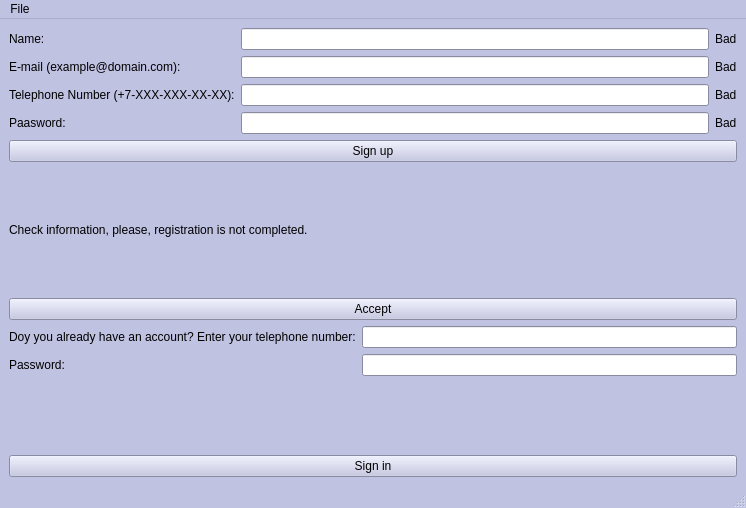
mainex/btimetable-booking, file Booking/mainwindow.ui: the form before one commit.
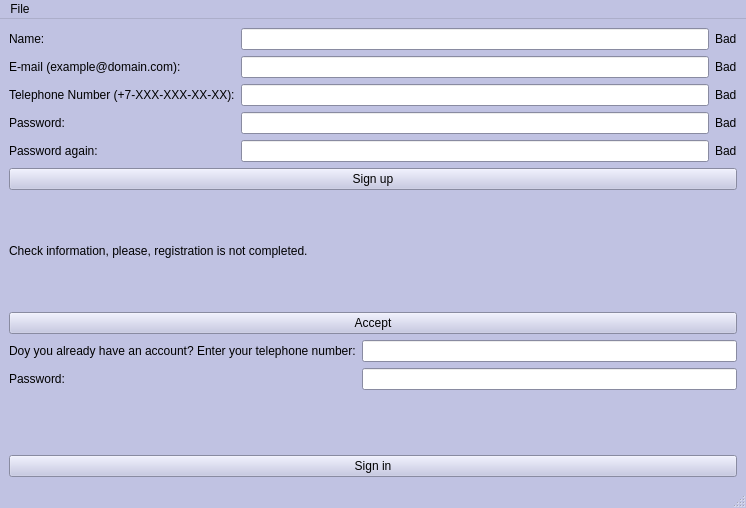
The form after the commit.

Commit message: checking password

Patch:
```diff
--- a/Booking/mainwindow.ui
+++ b/Booking/mainwindow.ui
@@ -489,20 +489,6 @@
           </property>
          </widget>
         </item>
-        <item row="2" column="0">
-         <widget class="QLabel" name="enterTelephoneLabel">
-          <property name="text">
-           <string>Telephone Number (+7-XXX-XXX-XX-XX):</string>
-          </property>
-         </widget>
-        </item>
-        <item row="3" column="0">
-         <widget class="QLabel" name="enterPasswordLabel">
-          <property name="text">
-           <string>Paasword:</string>
-          </property>
-         </widget>
-        </item>
         <item row="1" column="1">
          <layout class="QHBoxLayout" name="horizontalLayout_7">
           <item>
@@ -521,6 +507,13 @@
           </item>
          </layout>
         </item>
+        <item row="2" column="0">
+         <widget class="QLabel" name="enterTelephoneLabel">
+          <property name="text">
+           <string>Telephone Number (+7-XXX-XXX-XX-XX):</string>
+          </property>
+         </widget>
+        </item>
         <item row="2" column="1">
          <layout class="QHBoxLayout" name="horizontalLayout_8">
           <item>
@@ -539,6 +532,13 @@
           </item>
          </layout>
         </item>
+        <item row="3" column="0">
+         <widget class="QLabel" name="enterPasswordLabel">
+          <property name="text">
+           <string>Password:</string>
+          </property>
+         </widget>
+        </item>
         <item row="3" column="1">
          <layout class="QHBoxLayout" name="horizontalLayout_9">
           <item>
@@ -553,6 +553,27 @@
           </item>
          </layout>
         </item>
+        <item row="4" column="0">
+         <widget class="QLabel" name="enterPasswordAgainLabel">
+          <property name="text">
+           <string>Password again:</string>
+          </property>
+         </widget>
+        </item>
+        <item row="4" column="1">
+         <layout class="QHBoxLayout" name="horizontalLayout_2">
+          <item>
+           <widget class="QLineEdit" name="enterPasswordAgainLineEdit"/>
+          </item>
+          <item>
+           <widget class="QLabel" name="isPasswordAgainOkLabel">
+            <property name="text">
+             <string>Bad</string>
+            </property>
+           </widget>
+          </item>
+         </layout>
+        </item>
        </layout>
       </item>
       <item>
@@ -598,7 +619,7 @@
        </widget>
       </item>
       <item row="1" column="1">
-       <widget class="QLineEdit" name="enterPasswordForAuthorizationLineEdit_2"/>
+       <widget class="QLineEdit" name="enterPasswordForAuthorizationLineEdit"/>
       </item>
      </layout>
     </item>
```
The commit also changes 2 other files.
